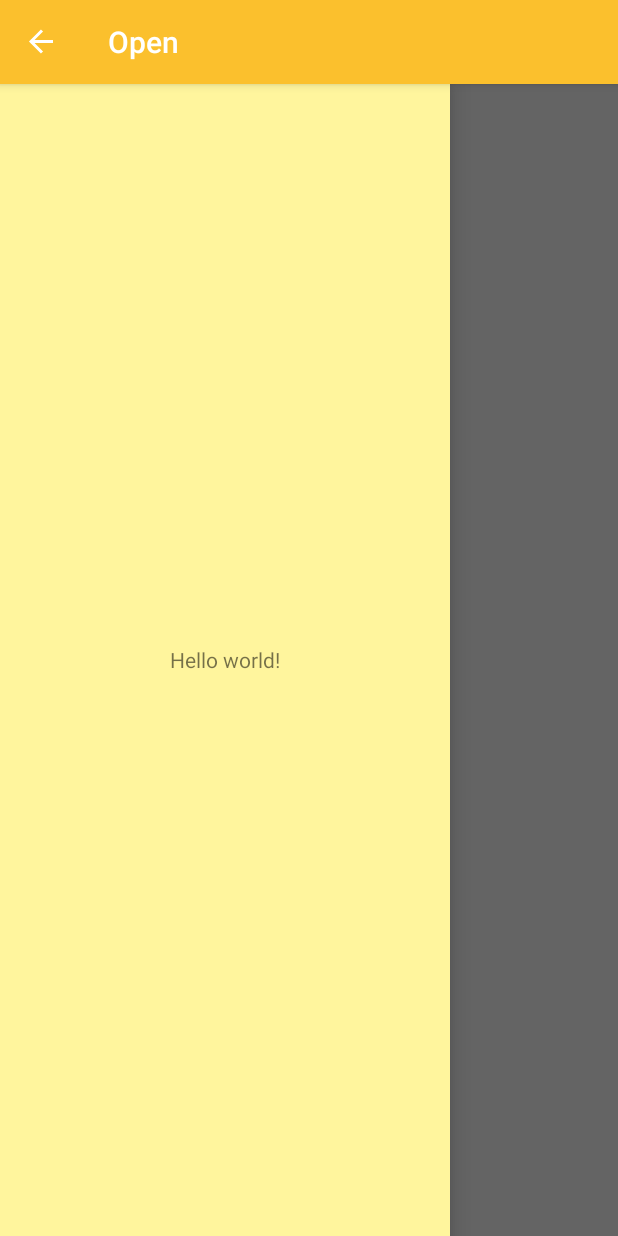
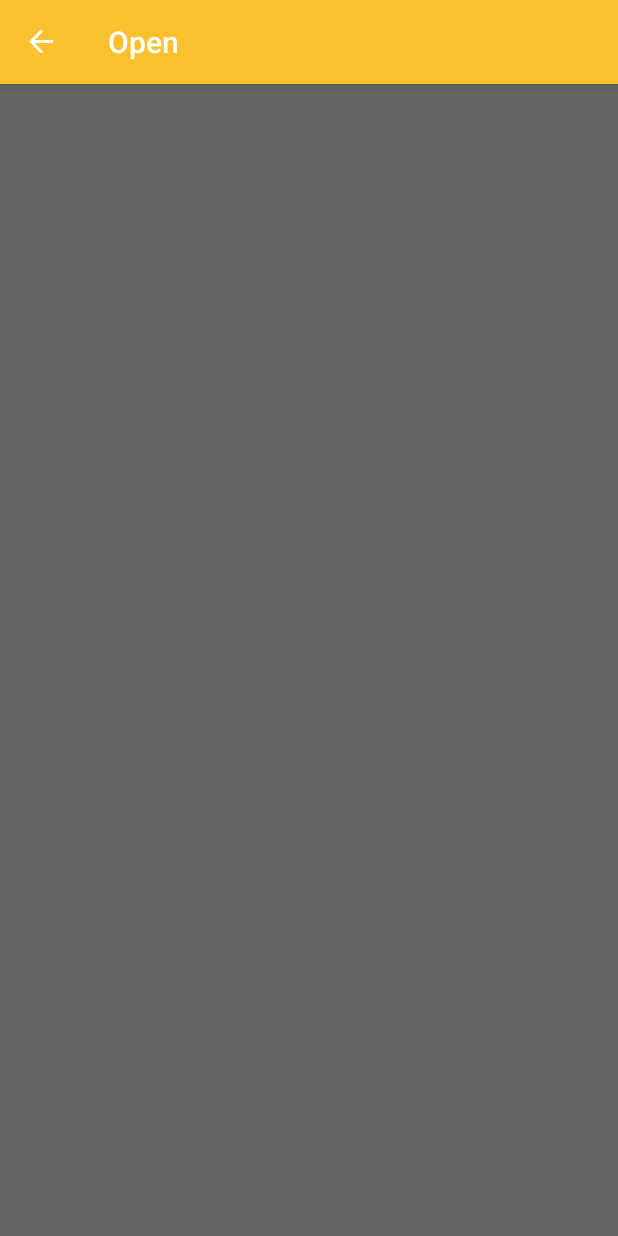
Before and after one commit to pkpio/CollabTodo, an Android app: the screen it shows after launch (MainActivity), with the side drawer open, on a phone screen of 412 x 824 dp. Run offline under Robolectric (Android 15) with nearby library versions, the phone set to English and light mode, and no system bars; libraries missing offline, so code that uses them is left out: org.umundo.core; 16 statements that could not run were skipped.

Commit message:
Fragment and main layout fixes

```diff
--- a/app/src/main/res/layout/activity_main.xml
+++ b/app/src/main/res/layout/activity_main.xml
@@ -2,39 +2,20 @@
     xmlns:tools="http://schemas.android.com/tools"
     android:id="@+id/drawer_layout"
     android:layout_width="match_parent"
-    android:layout_height="match_parent"
-    tools:context=".MainActivity">
+    android:layout_height="match_parent">
 
     <!-- Main content -->
     <RelativeLayout
+        android:id="@+id/main_content"
         android:layout_width="match_parent"
-        android:layout_height="match_parent"
-        android:paddingBottom="@dimen/activity_vertical_margin"
-        android:paddingLeft="@dimen/activity_horizontal_margin"
-        android:paddingRight="@dimen/activity_horizontal_margin"
-        android:paddingTop="@dimen/activity_vertical_margin">
-
-        <TextView
-            android:id="@+id/log"
-            android:layout_width="wrap_content"
-            android:layout_height="wrap_content"
-            android:layout_centerInParent="true"
-            android:text="@string/hello_world" />
-    </RelativeLayout>
+        android:layout_height="match_parent"></RelativeLayout>
 
 
     <!-- Left Navigation -->
     <RelativeLayout
-        android:layout_width="300dp"
+        android:id="@+id/left_navigation"
+        android:layout_width="@dimen/navigation_width"
         android:layout_height="match_parent"
-        android:layout_gravity="start"
-        android:background="@color/md_yellow_200">
-
-        <TextView
-            android:layout_width="wrap_content"
-            android:layout_height="wrap_content"
-            android:layout_centerInParent="true"
-            android:text="@string/hello_world" />
-    </RelativeLayout>
+        android:layout_gravity="start"></RelativeLayout>
 
 </android.support.v4.widget.DrawerLayout>
--- a/app/src/main/res/layout/fragment_entries.xml
+++ b/app/src/main/res/layout/fragment_entries.xml
@@ -3,4 +3,12 @@
     android:layout_width="match_parent"
     android:layout_height="match_parent">
 
+    <ListView
+        android:id="@+id/entries_list"
+        android:layout_width="match_parent"
+        android:layout_height="match_parent"
+        android:dividerHeight="0dp">
+
+    </ListView>
+
 </LinearLayout>
--- a/app/src/main/res/layout/fragment_todolists.xml
+++ b/app/src/main/res/layout/fragment_todolists.xml
@@ -3,4 +3,12 @@
     android:layout_width="match_parent"
     android:layout_height="match_parent">
 
+    <ListView
+        android:id="@+id/todolists_list"
+        android:layout_width="match_parent"
+        android:layout_height="match_parent"
+        android:dividerHeight="0dp">
+
+    </ListView>
+
 </LinearLayout>
--- a/app/src/main/res/values/dimens.xml
+++ b/app/src/main/res/values/dimens.xml
@@ -3,7 +3,8 @@
     <dimen name="activity_horizontal_margin">16dp</dimen>
     <dimen name="activity_vertical_margin">16dp</dimen>
 
-    <!-- List item dimens -->
+    <!-- App level dimens -->
+    <dimen name="navigation_width">300dp</dimen>
 
     <!-- Entry List item dimens -->
     <dimen name="listitem_entry_horizontal_padding">8dp</dimen>
```
